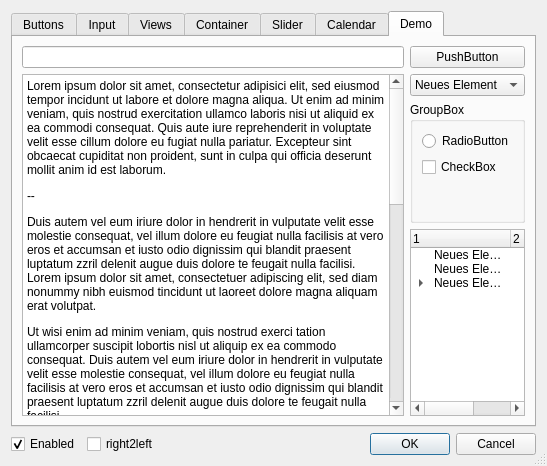
Qt form config/uiDemo.ui (deiv/bespin-pkg) before a commit.
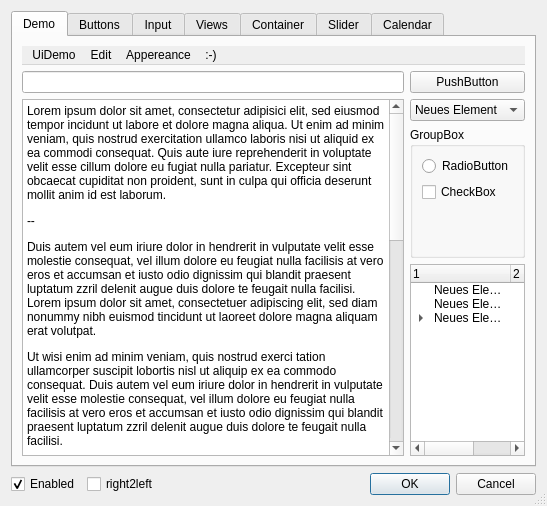
The same form after that commit. Icons and pictures are not drawn.

Commit message: large rebuild in the config dialog - it's now only bespin; adjusted some geometry settings for btns

```diff
--- a/config/uiDemo.ui
+++ b/config/uiDemo.ui
@@ -6,7 +6,7 @@
     <x>0</x>
     <y>0</y>
     <width>547</width>
-    <height>466</height>
+    <height>506</height>
    </rect>
   </property>
   <property name="windowTitle" >
@@ -19,8 +19,268 @@
    <item row="0" column="0" colspan="4" >
     <widget class="QTabWidget" name="tabWidget" >
      <property name="currentIndex" >
-      <number>6</number>
+      <number>0</number>
      </property>
+     <widget class="QWidget" name="demo" >
+      <attribute name="title" >
+       <string>Demo</string>
+      </attribute>
+      <layout class="QGridLayout" >
+       <item row="0" column="0" colspan="2" >
+        <widget class="QMenuBar" name="menuBar" >
+         <widget class="QMenu" name="menuUiDemo" >
+          <property name="title" >
+           <string>UiDemo</string>
+          </property>
+          <addaction name="actionDon_t_open" />
+          <addaction name="actionDon_t_save" />
+          <addaction name="actionDon_t_exit" />
+         </widget>
+         <widget class="QMenu" name="menuEdit" >
+          <property name="title" >
+           <string>Edit</string>
+          </property>
+          <addaction name="actionDon_t" />
+          <addaction name="actionJust_don_t" />
+          <addaction name="actionDo_anything" />
+          <addaction name="actionHere" />
+         </widget>
+         <widget class="QMenu" name="menuAppereance" >
+          <property name="title" >
+           <string>Appereance</string>
+          </property>
+          <addaction name="actionIs_fixed" />
+          <addaction name="actionSo_you_can_t_do_anything" />
+          <addaction name="action_at_least_not_here" />
+          <addaction name="action" />
+          <addaction name="action_no_really" />
+          <addaction name="actionNOOOO" />
+         </widget>
+         <widget class="QMenu" name="menu" >
+          <property name="title" >
+           <string>:-)</string>
+          </property>
+          <addaction name="action_2" />
+          <addaction name="action_P" />
+          <addaction name="action_3" />
+          <addaction name="action_4" />
+          <addaction name="action8" />
+         </widget>
+         <addaction name="menuUiDemo" />
+         <addaction name="menuEdit" />
+         <addaction name="menuAppereance" />
+         <addaction name="menu" />
+        </widget>
+       </item>
+       <item row="1" column="0" >
+        <widget class="QLineEdit" name="lineEdit_2" >
+         <property name="sizePolicy" >
+          <sizepolicy vsizetype="Fixed" hsizetype="Expanding" >
+           <horstretch>0</horstretch>
+           <verstretch>0</verstretch>
+          </sizepolicy>
+         </property>
+        </widget>
+       </item>
+       <item row="1" column="1" >
+        <widget class="QPushButton" name="pushButton_3" >
+         <property name="text" >
+          <string>PushButton</string>
+         </property>
+        </widget>
+       </item>
+       <item rowspan="3" row="2" column="0" >
+        <widget class="QTextBrowser" name="textBrowser_2" >
+         <property name="sizePolicy" >
+          <sizepolicy vsizetype="Expanding" hsizetype="Expanding" >
+           <horstretch>0</horstretch>
+           <verstretch>0</verstretch>
+          </sizepolicy>
+         </property>
+         <property name="html" >
+          <string>&lt;html>&lt;head>&lt;meta name="qrichtext" content="1" />&lt;style type="text/css">
+p, li { white-space: pre-wrap; }
+&lt;/style>&lt;/head>&lt;body style=" font-family:'Luxi Sans'; font-size:9pt; font-weight:400; font-style:normal;">
+&lt;p style=" margin-top:12px; margin-bottom:12px; margin-left:0px; margin-right:0px; -qt-block-indent:0; text-indent:0px;">Lorem ipsum dolor sit amet, consectetur adipisici elit, sed eiusmod tempor incidunt ut labore et dolore magna aliqua. Ut enim ad minim veniam, quis nostrud exercitation ullamco laboris nisi ut aliquid ex ea commodi consequat. Quis aute iure reprehenderit in voluptate velit esse cillum dolore eu fugiat nulla pariatur. Excepteur sint obcaecat cupiditat non proident, sunt in culpa qui officia deserunt mollit anim id est laborum.&lt;/p>
+&lt;p style=" margin-top:12px; margin-bottom:12px; margin-left:0px; margin-right:0px; -qt-block-indent:0; text-indent:0px;">--&lt;/p>
+&lt;p style=" margin-top:12px; margin-bottom:12px; margin-left:0px; margin-right:0px; -qt-block-indent:0; text-indent:0px;">Duis autem vel eum iriure dolor in hendrerit in vulputate velit esse molestie consequat, vel illum dolore eu feugiat nulla facilisis at vero eros et accumsan et iusto odio dignissim qui blandit praesent luptatum zzril delenit augue duis dolore te feugait nulla facilisi. Lorem ipsum dolor sit amet, consectetuer adipiscing elit, sed diam nonummy nibh euismod tincidunt ut laoreet dolore magna aliquam erat volutpat.&lt;/p>
+&lt;p style=" margin-top:12px; margin-bottom:12px; margin-left:0px; margin-right:0px; -qt-block-indent:0; text-indent:0px;">Ut wisi enim ad minim veniam, quis nostrud exerci tation ullamcorper suscipit lobortis nisl ut aliquip ex ea commodo consequat. Duis autem vel eum iriure dolor in hendrerit in vulputate velit esse molestie consequat, vel illum dolore eu feugiat nulla facilisis at vero eros et accumsan et iusto odio dignissim qui blandit praesent luptatum zzril delenit augue duis dolore te feugait nulla facilisi.&lt;/p>
+&lt;p style=" margin-top:12px; margin-bottom:12px; margin-left:0px; margin-right:0px; -qt-block-indent:0; text-indent:0px;">Nam liber tempor cum soluta nobis eleifend option congue nihil imperdiet doming id quod mazim placerat facer possim assum. Lorem ipsum dolor sit amet, consectetuer adipiscing elit, sed diam nonummy nibh euismod tincidunt ut laoreet dolore magna aliquam erat volutpat. Ut wisi enim ad minim veniam, quis nostrud exerci tation ullamcorper suscipit lobortis nisl ut aliquip ex ea commodo consequat.&lt;/p>
+&lt;p style=" margin-top:12px; margin-bottom:12px; margin-left:0px; margin-right:0px; -qt-block-indent:0; text-indent:0px;">Duis autem vel eum iriure dolor in hendrerit in vulputate velit esse molestie consequat, vel illum dolore eu feugiat nulla facilisis.&lt;/p>
+&lt;p style=" margin-top:12px; margin-bottom:12px; margin-left:0px; margin-right:0px; -qt-block-indent:0; text-indent:0px;">At vero eos et accusam et justo duo dolores et ea rebum. Stet clita kasd gubergren, no sea takimata sanctus est Lorem ipsum dolor sit amet. Lorem ipsum dolor sit amet, consetetur sadipscing elitr, sed diam nonumy eirmod tempor invidunt ut labore et dolore magna aliquyam erat, sed diam voluptua. At vero eos et accusam et justo duo dolores et ea rebum. Stet clita kasd gubergren, no sea takimata sanctus est Lorem ipsum dolor sit amet. Lorem ipsum dolor sit amet, consetetur sadipscing elitr, At accusam aliquyam diam diam dolore dolores duo eirmod eos erat, et nonumy sed tempor et et invidunt justo labore Stet clita ea et gubergren, kasd magna no rebum. sanctus sea sed takimata ut vero voluptua. est Lorem ipsum dolor sit amet. Lorem ipsum dolor sit amet, consetetur sadipscing elitr, sed diam nonumy eirmod tempor invidunt ut labore et dolore magna aliquyam erat.&lt;/p>
+&lt;p style=" margin-top:12px; margin-bottom:12px; margin-left:0px; margin-right:0px; -qt-block-indent:0; text-indent:0px;">Consetetur sadipscing elitr, sed diam nonumy eirmod tempor invidunt ut labore et dolore magna aliquyam erat, sed diam voluptua. At vero eos et accusam et justo duo dolores et ea rebum. Stet clita kasd gubergren, no sea takimata sanctus est Lorem ipsum dolor sit amet. Lorem ipsum dolor sit amet, consetetur sadipscing elitr, sed diam nonumy eirmod tempor invidunt ut labore et dolore magna aliquyam erat, sed diam voluptua. At vero eos et accusam et justo duo dolores et ea rebum. Stet clita kasd gubergren, no sea takimata sanctus est Lorem ipsum dolor sit amet. Lorem ipsum dolor sit amet, consetetur sadipscing elitr, sed diam nonumy eirmod tempor invidunt ut labore et dolore magna aliquyam erat, sed diam voluptua. At vero eos et accusam et justo duo dolores et ea rebum. Stet clita kasd gubergren, no sea takimata sanctus est Lorem ipsum dolor sit amet.&lt;/p>&lt;/body>&lt;/html></string>
+         </property>
+        </widget>
+       </item>
+       <item row="2" column="1" >
+        <widget class="QComboBox" name="comboBox_3" >
+         <item>
+          <property name="text" >
+           <string>Neues Element</string>
+          </property>
+         </item>
+         <item>
+          <property name="text" >
+           <string>Neues Element</string>
+          </property>
+         </item>
+         <item>
+          <property name="text" >
+           <string>Neues Element</string>
+          </property>
+         </item>
+         <item>
+          <property name="text" >
+           <string>Neues Element</string>
+          </property>
+         </item>
+         <item>
+          <property name="text" >
+           <string>Neues Element</string>
+          </property>
+         </item>
+         <item>
+          <property name="text" >
+           <string>Neues Element</string>
+          </property>
+         </item>
+         <item>
+          <property name="text" >
+           <string>Neues Element</string>
+          </property>
+         </item>
+        </widget>
+       </item>
+       <item row="3" column="1" >
+        <widget class="QGroupBox" name="groupBox_6" >
+         <property name="title" >
+          <string>GroupBox</string>
+         </property>
+         <layout class="QGridLayout" >
+          <item row="0" column="0" >
+           <widget class="QRadioButton" name="radioButton_3" >
+            <property name="text" >
+             <string>RadioButton</string>
+            </property>
+           </widget>
+          </item>
+          <item row="1" column="0" >
+           <widget class="QCheckBox" name="checkBox_5" >
+            <property name="text" >
+             <string>CheckBox</string>
+            </property>
+           </widget>
+          </item>
+          <item row="2" column="0" >
+           <spacer>
+            <property name="orientation" >
+             <enum>Qt::Vertical</enum>
+            </property>
+            <property name="sizeHint" >
+             <size>
+              <width>20</width>
+              <height>40</height>
+             </size>
+            </property>
+           </spacer>
+          </item>
+         </layout>
+        </widget>
+       </item>
+       <item row="4" column="1" >
+        <widget class="QTreeWidget" name="treeWidget_2" >
+         <property name="sizePolicy" >
+          <sizepolicy vsizetype="Expanding" hsizetype="Ignored" >
+           <horstretch>0</horstretch>
+           <verstretch>0</verstretch>
+          </sizepolicy>
+         </property>
+         <column>
+          <property name="text" >
+           <string>1</string>
+          </property>
+         </column>
+         <column>
+          <property name="text" >
+           <string>2</string>
+          </property>
+         </column>
+         <item>
+          <property name="text" >
+           <string>Neues Element</string>
+          </property>
+          <property name="text" >
+           <string/>
+          </property>
+         </item>
+         <item>
+          <property name="text" >
+           <string>Neues Element</string>
+          </property>
+          <property name="text" >
+           <string/>
+          </property>
+         </item>
+         <item>
+          <property name="text" >
+           <string>Neues Element</string>
+          </property>
+          <property name="text" >
+           <string/>
+          </property>
+          <item>
+           <property name="text" >
+            <string>Neues untergeordnetes Element</string>
+           </property>
+           <property name="text" >
+            <string/>
+           </property>
+           <item>
+            <property name="text" >
+             <string>Neues untergeordnetes Element</string>
+            </property>
+            <property name="text" >
+             <string/>
+            </property>
+           </item>
+           <item>
+            <property name="text" >
+             <string>Neues Element</string>
+            </property>
+            <property name="text" >
+             <string/>
+            </property>
+           </item>
+           <item>
+            <property name="text" >
+             <string>Neues Element</string>
+            </property>
+            <property name="text" >
+             <string/>
+            </property>
+           </item>
+           <item>
+            <property name="text" >
+             <string>Neues Element</string>
+            </property>
+            <property name="text" >
+             <string/>
+            </property>
+           </item>
+           <item>
+            <property name="text" >
+             <string>Neues Element</string>
+            </property>
+            <property name="text" >
+             <string/>
+            </property>
+           </item>
+          </item>
+         </item>
+        </widget>
+       </item>
+      </layout>
+     </widget>
      <widget class="QWidget" name="tab" >
       <attribute name="title" >
        <string>Buttons</string>
@@ -1158,220 +1418,6 @@
        </item>
       </layout>
      </widget>
-     <widget class="QWidget" name="Seite_5" >
-      <attribute name="title" >
-       <string>Demo</string>
-      </attribute>
-      <layout class="QGridLayout" >
-       <item row="0" column="0" >
-        <widget class="QLineEdit" name="lineEdit_2" >
-         <property name="sizePolicy" >
-          <sizepolicy vsizetype="Fixed" hsizetype="Expanding" >
-           <horstretch>0</horstretch>
-           <verstretch>0</verstretch>
-          </sizepolicy>
-         </property>
-        </widget>
-       </item>
-       <item row="0" column="1" >
-        <widget class="QPushButton" name="pushButton_3" >
-         <property name="text" >
-          <string>PushButton</string>
-         </property>
-        </widget>
-       </item>
-       <item rowspan="3" row="1" column="0" >
-        <widget class="QTextBrowser" name="textBrowser_2" >
-         <property name="sizePolicy" >
-          <sizepolicy vsizetype="Expanding" hsizetype="Expanding" >
-           <horstretch>0</horstretch>
-           <verstretch>0</verstretch>
-          </sizepolicy>
-         </property>
-         <property name="html" >
-          <string>&lt;html>&lt;head>&lt;meta name="qrichtext" content="1" />&lt;style type="text/css">
-p, li { white-space: pre-wrap; }
-&lt;/style>&lt;/head>&lt;body style=" font-family:'Luxi Sans'; font-size:9pt; font-weight:400; font-style:normal;">
-&lt;p style=" margin-top:12px; margin-bottom:12px; margin-left:0px; margin-right:0px; -qt-block-indent:0; text-indent:0px;">Lorem ipsum dolor sit amet, consectetur adipisici elit, sed eiusmod tempor incidunt ut labore et dolore magna aliqua. Ut enim ad minim veniam, quis nostrud exercitation ullamco laboris nisi ut aliquid ex ea commodi consequat. Quis aute iure reprehenderit in voluptate velit esse cillum dolore eu fugiat nulla pariatur. Excepteur sint obcaecat cupiditat non proident, sunt in culpa qui officia deserunt mollit anim id est laborum.&lt;/p>
-&lt;p style=" margin-top:12px; margin-bottom:12px; margin-left:0px; margin-right:0px; -qt-block-indent:0; text-indent:0px;">--&lt;/p>
-&lt;p style=" margin-top:12px; margin-bottom:12px; margin-left:0px; margin-right:0px; -qt-block-indent:0; text-indent:0px;">Duis autem vel eum iriure dolor in hendrerit in vulputate velit esse molestie consequat, vel illum dolore eu feugiat nulla facilisis at vero eros et accumsan et iusto odio dignissim qui blandit praesent luptatum zzril delenit augue duis dolore te feugait nulla facilisi. Lorem ipsum dolor sit amet, consectetuer adipiscing elit, sed diam nonummy nibh euismod tincidunt ut laoreet dolore magna aliquam erat volutpat.&lt;/p>
-&lt;p style=" margin-top:12px; margin-bottom:12px; margin-left:0px; margin-right:0px; -qt-block-indent:0; text-indent:0px;">Ut wisi enim ad minim veniam, quis nostrud exerci tation ullamcorper suscipit lobortis nisl ut aliquip ex ea commodo consequat. Duis autem vel eum iriure dolor in hendrerit in vulputate velit esse molestie consequat, vel illum dolore eu feugiat nulla facilisis at vero eros et accumsan et iusto odio dignissim qui blandit praesent luptatum zzril delenit augue duis dolore te feugait nulla facilisi.&lt;/p>
-&lt;p style=" margin-top:12px; margin-bottom:12px; margin-left:0px; margin-right:0px; -qt-block-indent:0; text-indent:0px;">Nam liber tempor cum soluta nobis eleifend option congue nihil imperdiet doming id quod mazim placerat facer possim assum. Lorem ipsum dolor sit amet, consectetuer adipiscing elit, sed diam nonummy nibh euismod tincidunt ut laoreet dolore magna aliquam erat volutpat. Ut wisi enim ad minim veniam, quis nostrud exerci tation ullamcorper suscipit lobortis nisl ut aliquip ex ea commodo consequat.&lt;/p>
-&lt;p style=" margin-top:12px; margin-bottom:12px; margin-left:0px; margin-right:0px; -qt-block-indent:0; text-indent:0px;">Duis autem vel eum iriure dolor in hendrerit in vulputate velit esse molestie consequat, vel illum dolore eu feugiat nulla facilisis.&lt;/p>
-&lt;p style=" margin-top:12px; margin-bottom:12px; margin-left:0px; margin-right:0px; -qt-block-indent:0; text-indent:0px;">At vero eos et accusam et justo duo dolores et ea rebum. Stet clita kasd gubergren, no sea takimata sanctus est Lorem ipsum dolor sit amet. Lorem ipsum dolor sit amet, consetetur sadipscing elitr, sed diam nonumy eirmod tempor invidunt ut labore et dolore magna aliquyam erat, sed diam voluptua. At vero eos et accusam et justo duo dolores et ea rebum. Stet clita kasd gubergren, no sea takimata sanctus est Lorem ipsum dolor sit amet. Lorem ipsum dolor sit amet, consetetur sadipscing elitr, At accusam aliquyam diam diam dolore dolores duo eirmod eos erat, et nonumy sed tempor et et invidunt justo labore Stet clita ea et gubergren, kasd magna no rebum. sanctus sea sed takimata ut vero voluptua. est Lorem ipsum dolor sit amet. Lorem ipsum dolor sit amet, consetetur sadipscing elitr, sed diam nonumy eirmod tempor invidunt ut labore et dolore magna aliquyam erat.&lt;/p>
-&lt;p style=" margin-top:12px; margin-bottom:12px; margin-left:0px; margin-right:0px; -qt-block-indent:0; text-indent:0px;">Consetetur sadipscing elitr, sed diam nonumy eirmod tempor invidunt ut labore et dolore magna aliquyam erat, sed diam voluptua. At vero eos et accusam et justo duo dolores et ea rebum. Stet clita kasd gubergren, no sea takimata sanctus est Lorem ipsum dolor sit amet. Lorem ipsum dolor sit amet, consetetur sadipscing elitr, sed diam nonumy eirmod tempor invidunt ut labore et dolore magna aliquyam erat, sed diam voluptua. At vero eos et accusam et justo duo dolores et ea rebum. Stet clita kasd gubergren, no sea takimata sanctus est Lorem ipsum dolor sit amet. Lorem ipsum dolor sit amet, consetetur sadipscing elitr, sed diam nonumy eirmod tempor invidunt ut labore et dolore magna aliquyam erat, sed diam voluptua. At vero eos et accusam et justo duo dolores et ea rebum. Stet clita kasd gubergren, no sea takimata sanctus est Lorem ipsum dolor sit amet.&lt;/p>&lt;/body>&lt;/html></string>
-         </property>
-        </widget>
-       </item>
-       <item row="1" column="1" >
-        <widget class="QComboBox" name="comboBox_3" >
-         <item>
-          <property name="text" >
-           <string>Neues Element</string>
-          </property>
-         </item>
-         <item>
-          <property name="text" >
-           <string>Neues Element</string>
-          </property>
-         </item>
-         <item>
-          <property name="text" >
-           <string>Neues Element</string>
-          </property>
-         </item>
-         <item>
-          <property name="text" >
-           <string>Neues Element</string>
-          </property>
-         </item>
-         <item>
-          <property name="text" >
-           <string>Neues Element</string>
-          </property>
-         </item>
-         <item>
-          <property name="text" >
-           <string>Neues Element</string>
-          </property>
-         </item>
-         <item>
-          <property name="text" >
-           <string>Neues Element</string>
-          </property>
-         </item>
-        </widget>
-       </item>
-       <item row="2" column="1" >
-        <widget class="QGroupBox" name="groupBox_6" >
-         <property name="title" >
-          <string>GroupBox</string>
-         </property>
-         <layout class="QGridLayout" >
-          <item row="0" column="0" >
-           <widget class="QRadioButton" name="radioButton_3" >
-            <property name="text" >
-             <string>RadioButton</string>
-            </property>
-           </widget>
-          </item>
-          <item row="1" column="0" >
-           <widget class="QCheckBox" name="checkBox_5" >
-            <property name="text" >
-             <string>CheckBox</string>
-            </property>
-           </widget>
-          </item>
-          <item row="2" column="0" >
-           <spacer>
-            <property name="orientation" >
-             <enum>Qt::Vertical</enum>
-            </property>
-            <property name="sizeHint" >
-             <size>
-              <width>20</width>
-              <height>40</height>
-             </size>
-            </property>
-           </spacer>
-          </item>
-         </layout>
-        </widget>
-       </item>
-       <item row="3" column="1" >
-        <widget class="QTreeWidget" name="treeWidget_2" >
-         <property name="sizePolicy" >
-          <sizepolicy vsizetype="Expanding" hsizetype="Ignored" >
-           <horstretch>0</horstretch>
-           <verstretch>0</verstretch>
-          </sizepolicy>
-         </property>
-         <column>
-          <property name="text" >
-           <string>1</string>
-          </property>
-         </column>
-         <column>
-          <property name="text" >
-           <string>2</string>
-          </property>
-         </column>
-         <item>
-          <property name="text" >
-           <string>Neues Element</string>
-          </property>
-          <property name="text" >
-           <string/>
-          </property>
-         </item>
-         <item>
-          <property name="text" >
-           <string>Neues Element</string>
-          </property>
-          <property name="text" >
-           <string/>
-          </property>
-         </item>
-         <item>
-          <property name="text" >
-           <string>Neues Element</string>
-          </property>
-          <property name="text" >
-           <string/>
-          </property>
-          <item>
-           <property name="text" >
-            <string>Neues untergeordnetes Element</string>
-           </property>
-           <property name="text" >
-            <string/>
-           </property>
-           <item>
-            <property name="text" >
-             <string>Neues untergeordnetes Element</string>
-            </property>
-            <property name="text" >
-             <string/>
-            </property>
-           </item>
-           <item>
-            <property name="text" >
-             <string>Neues Element</string>
-            </property>
-            <property name="text" >
-             <string/>
-            </property>
-           </item>
-           <item>
-            <property name="text" >
-             <string>Neues Element</string>
-            </property>
-            <property name="text" >
-             <string/>
-            </property>
-           </item>
-           <item>
-            <property name="text" >
-             <string>Neues Element</string>
-            </property>
-            <property name="text" >
-             <string/>
-            </property>
-           </item>
-           <item>
-            <property name="text" >
-             <string>Neues Element</string>
-            </property>
-            <property name="text" >
-             <string/>
-            </property>
-           </item>
-          </item>
-         </item>
-        </widget>
-       </item>
-      </layout>
-     </widget>
     </widget>
    </item>
    <item row="1" column="0" >
```
Left out of the diff: 90 changed lines with no effect on the pictures. The commit also changes 6 other files.
